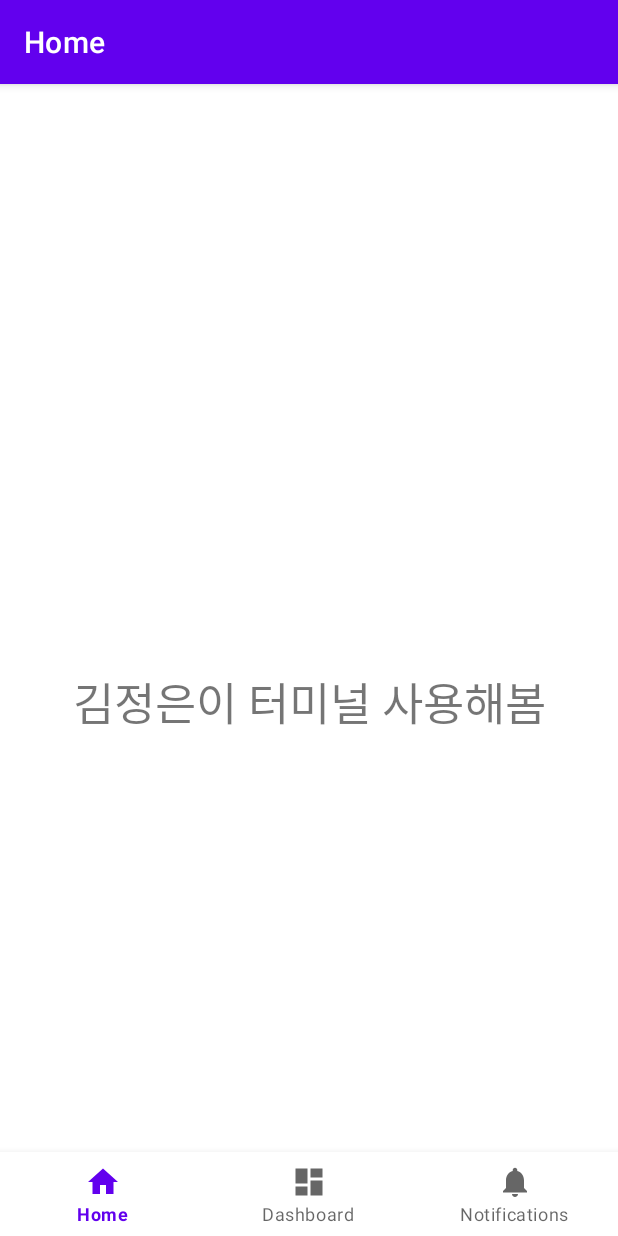
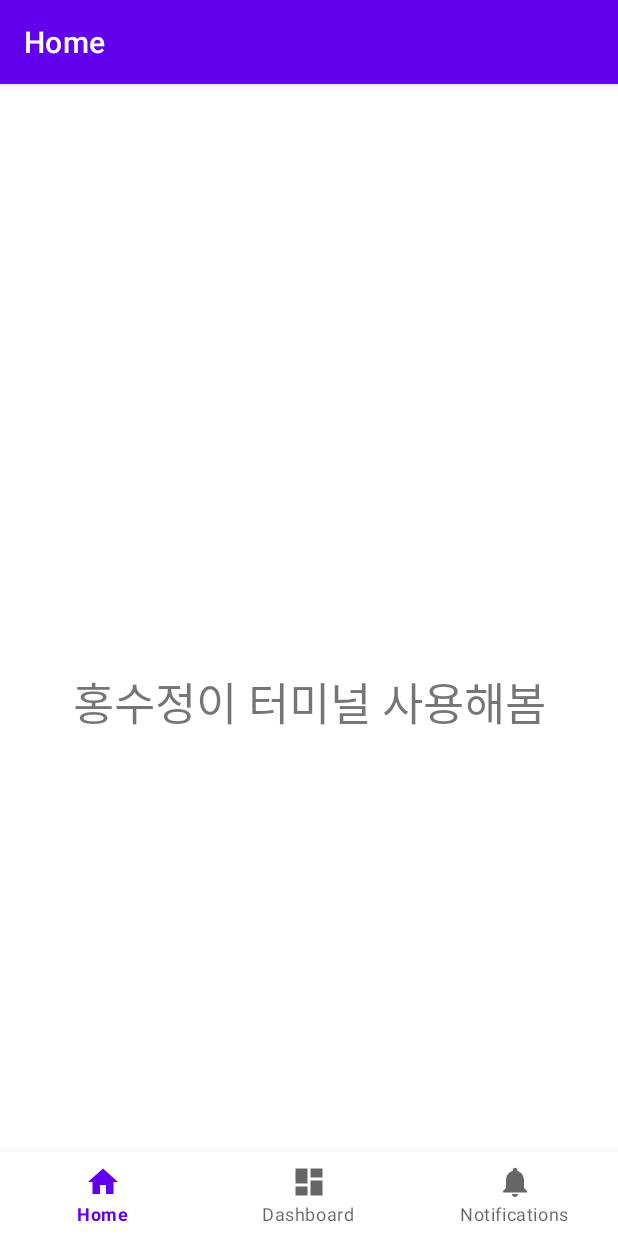
Before and after one commit to epdlrnldudnj/MI, an Android app: the screen it shows after launch (MainActivity), on a phone screen of 412 x 824 dp. Run offline under Robolectric (Android 15) with nearby library versions, the phone set to English and light mode, and no system bars; our stand-ins replace navigation-ui; 2 statements that could not run were skipped.

Commit message:
test commit

```diff
--- a/app/src/main/res/layout/fragment_home.xml
+++ b/app/src/main/res/layout/fragment_home.xml
@@ -10,7 +10,7 @@
         android:id="@+id/textView"
         android:layout_width="wrap_content"
         android:layout_height="wrap_content"
-        android:text="김정은이 터미널 사용해봄"
+        android:text="홍수정이 터미널 사용해봄"
         android:textSize="30sp"
         app:layout_constraintBottom_toBottomOf="parent"
         app:layout_constraintEnd_toEndOf="parent"
```
